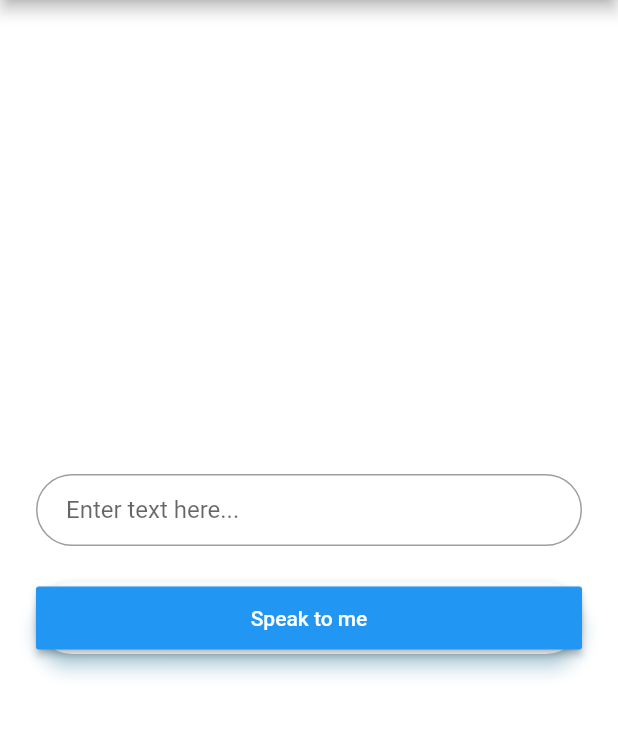
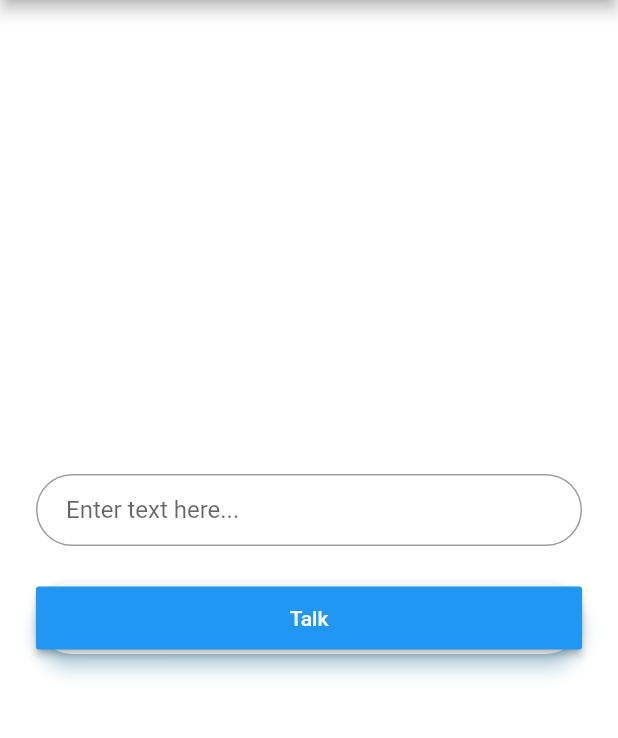
Before and after one commit to iamEtornam/text2speech_flutter, a Flutter app: the screen it shows after launch, on a phone screen of 412 x 824 dp, the part 84-822 px from its top. Run offline on Flutter 3.47's test engine with Material 2 defaults, Android fonts, the phone set to English and light mode, and no system bars; missing offline and left inert: tts.

Commit message:
feat: change button text

```diff
--- a/lib/home.dart
+++ b/lib/home.dart
@@ -58,7 +58,7 @@ class _HomePageState extends State<HomePage> {
            Tts.speak(myController.text);
           },
           color: Colors.blue,
-          child: Text('Speak to me', style: TextStyle(color: Colors.white)),
+          child: Text('Talk', style: TextStyle(color: Colors.white)),
         ),
       ),
     );
```
Also changed, not shown: 1 other file.
